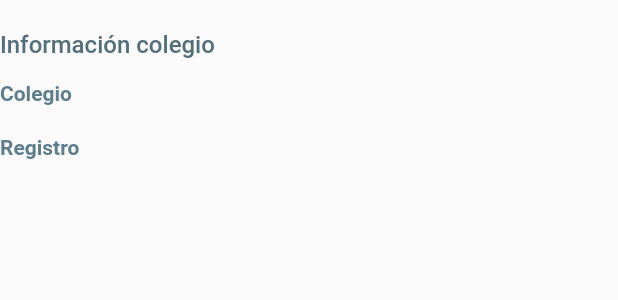
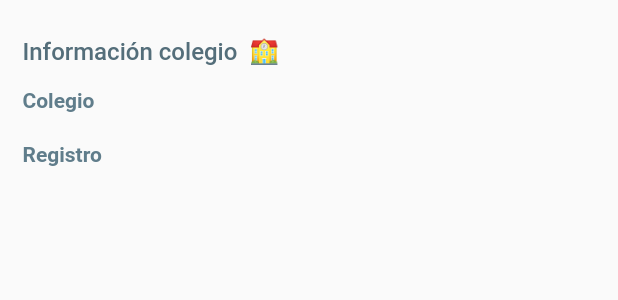
Before and after one commit to jcarloshg/Floky, a Flutter app: the InfoCollage widget shown alone on an empty page, opened directly with empty values, on a phone screen of 412 x 824 dp. Shown: the top 300 px of the screen. Run offline on Flutter 3.47's test engine with Material 2 defaults, Android fonts, the phone set to English and light mode, and no system bars; network calls fail.

Commit message:
MODIFY [InfoPersonal]

```diff
--- a/lib/views/pages/profile/profile/profile.screen.dart
+++ b/lib/views/pages/profile/profile/profile.screen.dart
@@ -19,10 +19,11 @@ class ProfileScreen extends StatelessWidget {
               const SizedBox(height: 30),
               //  Titles.('Aqui puedes observar tu informacion'),
               // Titles.title('Tu información personal'),
-              Titles.title('Tu información personal'),
+              Titles.title('Perfil'),
               Titles.subtitle('Visualiza tu cuenta y progresos'),
               const InfoPersonal(),
               const Divider(),
+              const InfoProgress(),
             ],
           ),
         ),
--- a/lib/views/pages/profile/profile/widgets/info_personal.dart
+++ b/lib/views/pages/profile/profile/widgets/info_personal.dart
@@ -18,7 +18,7 @@ class InfoPersonal extends StatelessWidget {
       width: double.infinity,
       // height: 300,
       // decoration: BoxDecoration(border: Border.all()),
-      margin: const EdgeInsets.all(15),
+      // margin: const EdgeInsets.all(15),
       child: Column(
         children: [
           const Photography(urlPhotography: url, size: 150),
@@ -34,6 +34,7 @@ class InfoPersonal extends StatelessWidget {
 class InfoCollage extends StatelessWidget {
   final String registerCollage;
   final String collage;
+
   const InfoCollage({
     Key? key,
     required this.registerCollage,
@@ -44,11 +45,11 @@ class InfoCollage extends StatelessWidget {
   Widget build(BuildContext context) {
     return Container(
       width: double.infinity,
-      margin: const EdgeInsets.symmetric(vertical: 15),
+      margin: const EdgeInsets.symmetric(vertical: 20),
       // decoration: BoxDecoration(border: Border.all()),
       child: Column(
         children: [
-          Titles.thirdTitle('Información colegio'),
+          Titles.thirdTitle('Información colegio  🏫'),
           _formatInfo(context, 'Colegio', collage),
           _formatInfo(context, 'Registro', registerCollage),
         ],
@@ -59,13 +60,13 @@ class InfoCollage extends StatelessWidget {
   Widget _formatInfo(BuildContext context, String title, String body) {
     return Container(
       width: double.infinity,
-      margin: const EdgeInsets.symmetric(vertical: 10),
+      margin: const EdgeInsets.symmetric(vertical: 10, horizontal: 15),
       child: Row(
         crossAxisAlignment: CrossAxisAlignment.start,
         children: [
           Flexible(
             fit: FlexFit.tight,
-            flex: 2,
+            flex: 4,
             child: Text(
               title,
               textAlign: TextAlign.left,
@@ -80,7 +81,7 @@ class InfoCollage extends StatelessWidget {
             child: Text(
               body,
               overflow: TextOverflow.ellipsis,
-              textAlign: TextAlign.right,
+              textAlign: TextAlign.left,
             ),
           ),
         ],
@@ -103,7 +104,7 @@ class Photography extends StatelessWidget {
     final double sizeFadeInImage = (size ?? 200.00);
     return Container(
       // decoration: BoxDecoration(border: Border.all()),
-      margin: const EdgeInsets.all(15),
+      margin: const EdgeInsets.all(20),
       child: ClipRRect(
         borderRadius: const BorderRadius.all(Radius.circular(200)),
         child: FadeInImage(
--- a/lib/views/pages/profile/profile/widgets/widgets.index.dart
+++ b/lib/views/pages/profile/profile/widgets/widgets.index.dart
@@ -1 +1,2 @@
+export 'package:floky/views/pages/profile/profile/widgets/info_progress.dart';
 export 'package:floky/views/pages/profile/profile/widgets/info_personal.dart';
--- a/lib/views/widgets/UI/Titles/titles.dart
+++ b/lib/views/widgets/UI/Titles/titles.dart
@@ -38,7 +38,8 @@ class Titles {
     return Container(
       width: double.infinity,
       // decoration: BoxDecoration(border: Border.all()),
-      margin: const EdgeInsets.symmetric(vertical: 5),
+      // margin: const EdgeInsets.symmetric(vertical: 5),
+      margin: const EdgeInsets.symmetric(horizontal: 15, vertical: 5),
       child: Text(
         thirdTitle ?? '[NOT_thirdTitle]',
         textAlign: isCenter! ? TextAlign.center : TextAlign.left,
```
Also changed, not shown: lib/views/pages/profile/profile/widgets/info_progress.dart (+9 -1 lines).
